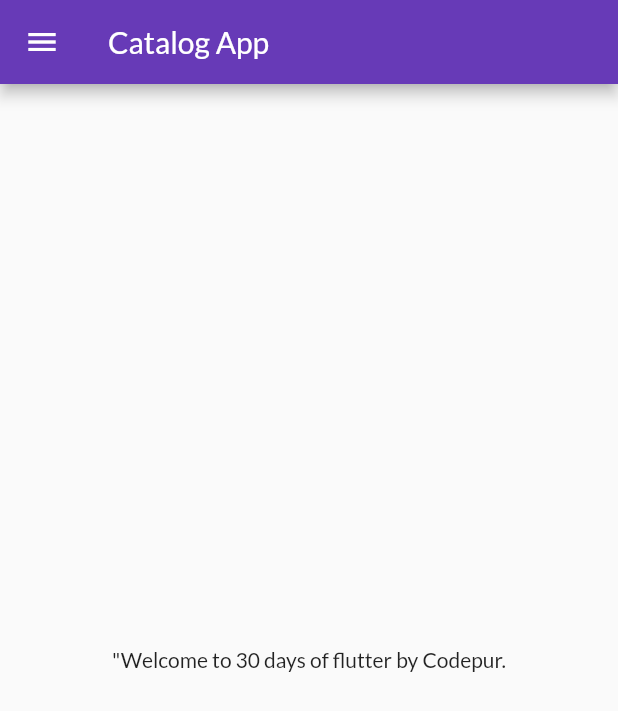
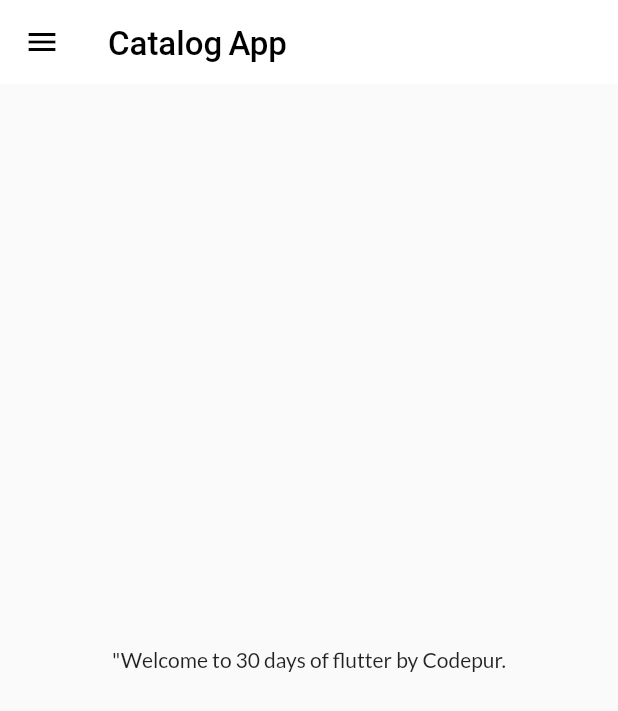
Before and after one commit to Shubham6518/30DaysofFlutter, a Flutter app: the screen it shows after launch, on a phone screen of 412 x 824 dp. Shown: the top 711 px of the screen. Run offline on Flutter 3.47's test engine with Material 2 defaults, Android fonts, the phone set to English and light mode, and no system bars; our stand-ins replace google_fonts.

Commit message:
themes extracted

```diff
--- a/lib/main.dart
+++ b/lib/main.dart
@@ -4,7 +4,7 @@ import 'package:flutter/material.dart';
 import 'package:flutter_catalog/pages/home_page.dart';
 import 'package:flutter_catalog/pages/login_page.dart';
 import 'package:flutter_catalog/utils/routes.dart';
-import 'package:google_fonts/google_fonts.dart';
+import 'package:flutter_catalog/widgets/themes.dart';
 
 void main() {
   runApp(MyApp());
@@ -17,11 +17,8 @@ class MyApp extends StatelessWidget {
   Widget build(BuildContext context) {
     return MaterialApp(
       themeMode: ThemeMode.light,
-      theme: ThemeData(
-        primarySwatch: Colors.deepPurple,
-        fontFamily: GoogleFonts.lato().fontFamily,
-      ),
-      // theme: ThemeData.dark(),
+      theme: MyTheme.lightTheme(context),
+      darkTheme: MyTheme.darkTheme(context),
       initialRoute: MyRoutes.homeRoute,
       routes: {
         MyRoutes.loginRoute: (context) => LoginPage(),
--- /dev/null
+++ b/lib/widgets/themes.dart
@@ -0,0 +1,21 @@
+import 'package:flutter/material.dart';
+import 'package:google_fonts/google_fonts.dart';
+
+class MyTheme {
+  static ThemeData lightTheme(BuildContext context) => ThemeData(
+      primarySwatch: Colors.deepPurple,
+      fontFamily: GoogleFonts.lato().fontFamily,
+      appBarTheme: AppBarTheme(
+        centerTitle: false,
+        color: Colors.white,
+        elevation: 0.0,
+        iconTheme: IconThemeData(color: Colors.black),
+        titleTextStyle: TextStyle(
+          color: Colors.black,
+          fontSize: 22,
+          fontWeight: FontWeight.w500,
+        ),
+      ));
+
+  static ThemeData darkTheme(BuildContext context) => ThemeData.dark();
+}
```
